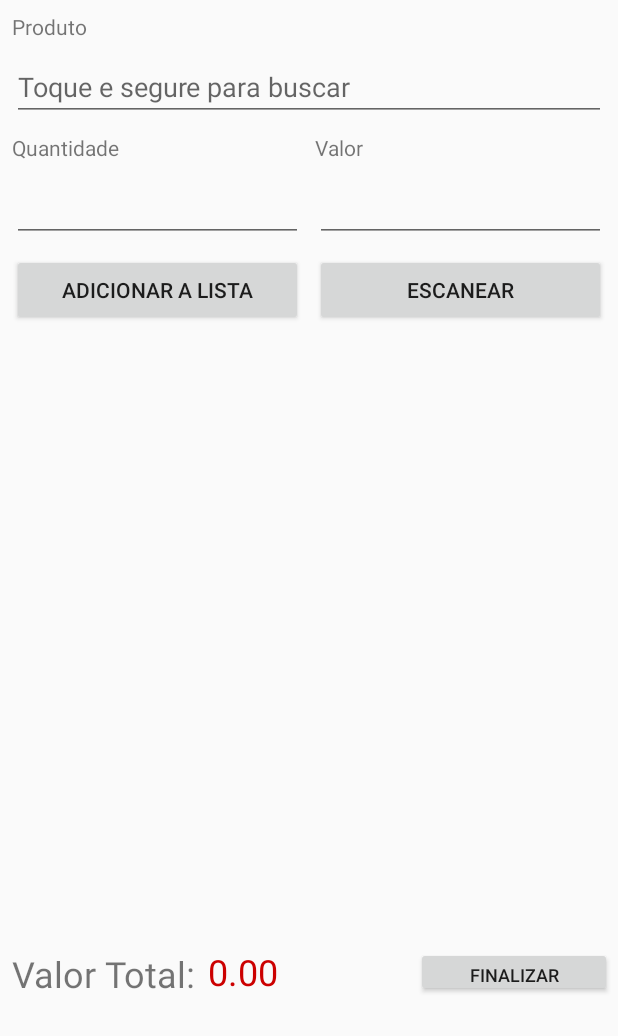
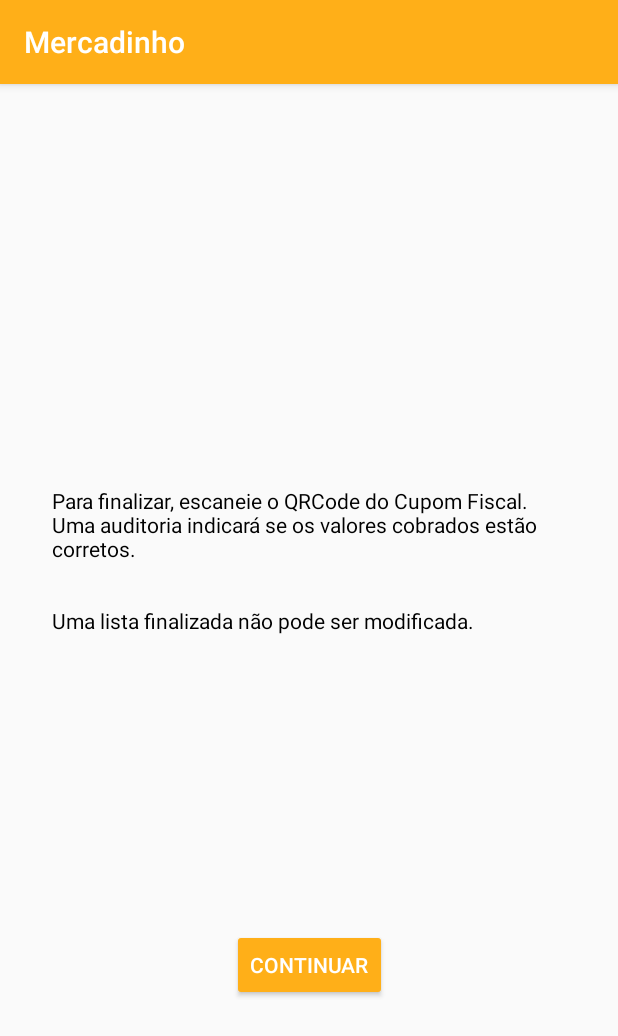
Before and after one commit to ruanstaron/Mercadinho, an Android app: the CompraActivity screen opened directly, with no data from a screen before it, after a tap on "FINALIZAR", on a phone screen of 412 x 824 dp. Shown: the top 1036 px of the screen. Run offline under Robolectric (Android 15) with nearby library versions, the phone set to English and light mode, and no system bars; libraries missing offline, so code that uses them is left out: org.greenrobot.greendao; 14 statements that could not run were skipped.

Commit message:
Tela informativa de conferência

```diff
--- a/app/src/main/AndroidManifest.xml
+++ b/app/src/main/AndroidManifest.xml
@@ -27,7 +27,8 @@
         <activity android:name=".activities.ListaActivity" />
         <activity android:name=".activities.LoginActivity" />
         <activity android:name=".activities.BuscaProdutosActivity" />
-        <activity android:name=".activities.CadastroActivity"></activity>
+        <activity android:name=".activities.CadastroActivity" />
+        <activity android:name=".activities.ConferenciaActivity"></activity>
     </application>
 
 </manifest>
--- a/app/src/main/java/com/example/ruanstaron/mercadinho/Cupom.java
+++ b/app/src/main/java/com/example/ruanstaron/mercadinho/Cupom.java
@@ -1,6 +1,4 @@
 package com.example.ruanstaron.mercadinho;
-
-import android.util.Log;
 
 import com.example.ruanstaron.mercadinho.db.DaoMaster;
 import com.example.ruanstaron.mercadinho.db.Lista_de_produtos;
@@ -45,7 +43,7 @@ public class Cupom {
         }
         return produtos;
     }
-    //Retorna um Array com todos os produtos
+    //Retorna uma Lista com todos os produtos
     public List<Lista_de_produtos> getProdutosDoCupomFiscal(String qrCode) throws IOException {
         List<Lista_de_produtos> lista_de_produtos = new ArrayList<>();
         Document doc = getHtml(qrCode);
--- a/app/src/main/java/com/example/ruanstaron/mercadinho/activities/CompraActivity.java
+++ b/app/src/main/java/com/example/ruanstaron/mercadinho/activities/CompraActivity.java
@@ -4,14 +4,12 @@ import android.app.Dialog;
 import android.content.DialogInterface;
 import android.content.Intent;
 import android.os.Bundle;
-import android.os.StrictMode;
 import android.support.v4.app.DialogFragment;
 import android.support.v7.app.AlertDialog;
 import android.support.v7.app.AppCompatActivity;
 import android.support.v7.view.ActionMode;
 import android.support.v7.widget.PopupMenu;
 import android.text.InputType;
-import android.util.Log;
 import android.view.Menu;
 import android.view.MenuItem;
 import android.view.View;
@@ -24,22 +22,17 @@ import android.widget.TextView;
 import android.widget.Toast;
 
 import com.example.ruanstaron.mercadinho.Banco;
-import com.example.ruanstaron.mercadinho.Cupom;
 import com.example.ruanstaron.mercadinho.R;
 import com.example.ruanstaron.mercadinho.adapters.CompraAdapter;
 import com.example.ruanstaron.mercadinho.db.DaoMaster;
 import com.example.ruanstaron.mercadinho.db.DaoSession;
 import com.example.ruanstaron.mercadinho.db.Lista;
 import com.example.ruanstaron.mercadinho.db.Lista_de_produtos;
-import com.example.ruanstaron.mercadinho.db.Lista_de_produtosDao;
-import com.example.ruanstaron.mercadinho.db.Mercado;
 import com.example.ruanstaron.mercadinho.db.Produto;
 import com.example.ruanstaron.mercadinho.db.ProdutoDao;
 import com.google.zxing.integration.android.IntentIntegrator;
 import com.google.zxing.integration.android.IntentResult;
 
-import java.io.IOException;
-import java.util.ArrayList;
 import java.util.List;
 
 public class CompraActivity extends AppCompatActivity implements ActionMode.Callback, OnClickListener, AdapterView.OnItemLongClickListener, PopupMenu.OnMenuItemClickListener {
@@ -587,10 +580,15 @@ public class CompraActivity extends AppCompatActivity implements ActionMode.Call
     }
 
     public void LerQrCode(){
-        StrictMode.ThreadPolicy policy = new StrictMode.ThreadPolicy.Builder().permitAll().build();
+        Intent intentConf = new Intent(this, ConferenciaActivity.class);
+        intentConf.putExtra("id_lista", lista.getId());
+        startActivity(intentConf);
+
+
+       /* StrictMode.ThreadPolicy policy = new StrictMode.ThreadPolicy.Builder().permitAll().build();
         StrictMode.setThreadPolicy(policy);
         String qrcode = "http://www.dfeportal.fazenda.pr.gov.br/dfe-portal/rest/servico/consultaNFCe?chNFe=41180376189406003656651140000948921252055427&nVersao=100&tpAmb=1&cDest=08279105921&dhEmi=323031382d30332d32355432303a35353a34322d30333a3030&vNF=21.46&vICMS=0.00&digVal=6a6278736a4b76436c48326a665a4b41576e4b507a57502b4b45593d&cIdToken=000001&cHashQRCode=8BB01F046FD53207E1176D3CAA705B5F3A5742AE";
-        Cupom cupom = new Cupom(master);
+        Cupom cupom = new Cupom(master);*/
         /*Mercado mercado = new Mercado();
         try {
             mercado = cupom.getMercado(qrcode);
--- /dev/null
+++ b/app/src/main/java/com/example/ruanstaron/mercadinho/activities/ConferenciaActivity.java
@@ -0,0 +1,96 @@
+package com.example.ruanstaron.mercadinho.activities;
+
+import android.content.Intent;
+import android.os.Bundle;
+import android.support.v7.app.AppCompatActivity;
+import android.util.Log;
+import android.view.View;
+import android.widget.Button;
+
+import com.example.ruanstaron.mercadinho.Banco;
+import com.example.ruanstaron.mercadinho.Cupom;
+import com.example.ruanstaron.mercadinho.R;
+import com.example.ruanstaron.mercadinho.db.DaoMaster;
+import com.example.ruanstaron.mercadinho.db.DaoSession;
+import com.example.ruanstaron.mercadinho.db.ListaDao;
+import com.example.ruanstaron.mercadinho.db.Lista_de_produtos;
+import com.google.zxing.integration.android.IntentIntegrator;
+import com.google.zxing.integration.android.IntentResult;
+
+import java.io.IOException;
+import java.util.List;
+
+public class ConferenciaActivity extends AppCompatActivity {
+
+    private Button btnConferir;
+
+    private DaoMaster.DevOpenHelper helper;
+    private DaoMaster master;
+    private DaoSession session;
+    private ListaDao listaDao;
+    private Banco banco;
+
+    private List<Lista_de_produtos> comprasSelecionadas;
+    private String  urlSEFAZ;
+
+    @Override
+    protected void onCreate(Bundle savedInstanceState) {
+        super.onCreate(savedInstanceState);
+        setContentView(R.layout.activity_conferencia);
+
+        int idLista =  getIntent().getIntExtra("id_lista", -1);
+
+
+        inicializarComponentes();
+        inicializarBanco();
+
+        comprasSelecionadas = banco.carregaCompras(idLista);
+    }
+
+    private void inicializarComponentes(){
+        btnConferir = ((Button) findViewById(R.id.btnConferir));
+        btnConferir.setOnClickListener(new View.OnClickListener() {
+            @Override
+            public void onClick(View v) {
+                IntentIntegrator scanIntegrator = new IntentIntegrator(ConferenciaActivity.this);
+                scanIntegrator.setTitle("Escanear Cupom Fiscal");
+                scanIntegrator.setMessage("Escaneie o cupom fiscal da compra");
+                scanIntegrator.initiateScan();
+            }
+        });
+    }
+
+    private void inicializarBanco(){
+        helper = new DaoMaster.DevOpenHelper(this, "mercadinho-db");
+        master = new DaoMaster(helper.getWritableDatabase());
+        session = master.newSession();
+        banco = new Banco(session);
+    }
+
+    @Override
+    protected void onActivityResult(int requestCode, int resultCode, Intent data) {
+        IntentResult scanningResult = IntentIntegrator.parseActivityResult(requestCode, resultCode, data);
+
+        if(scanningResult != null){
+            urlSEFAZ = scanningResult.getContents();
+
+            Cupom cupom = new Cupom(master);
+
+            try {
+                List<Lista_de_produtos> compras = cupom.getProdutosDoCupomFiscal(urlSEFAZ);
+
+                /*for (Lista_de_produtos compra : compras) {
+                    for(Lista_de_produtos compraSelecionada: comprasSelecionadas){
+                        if(compra){}
+                    }
+                }*/
+
+                for(Lista_de_produtos compra: compras){
+                    Log.i("PRODUTO", String.valueOf(compra.getCod_barras()));
+                }
+            } catch (IOException e) {
+                e.printStackTrace();
+            }
+        }
+    }
+}
--- /dev/null
+++ b/app/src/main/res/layout/activity_conferencia.xml
@@ -0,0 +1,38 @@
+<?xml version="1.0" encoding="utf-8"?>
+<android.support.constraint.ConstraintLayout xmlns:android="http://schemas.android.com/apk/res/android"
+    xmlns:app="http://schemas.android.com/apk/res-auto"
+    xmlns:tools="http://schemas.android.com/tools"
+    android:layout_width="match_parent"
+    android:layout_height="match_parent"
+    tools:context=".activities.ConferenciaActivity">
+
+    <TextView
+        android:id="@+id/tvConferenciaInfo"
+        android:layout_width="345dp"
+        android:layout_height="138dp"
+        android:layout_marginEnd="8dp"
+        android:layout_marginStart="8dp"
+        android:layout_marginTop="268dp"
+        android:text="Para finalizar, escaneie o QRCode do Cupom Fiscal.\nUma auditoria indicará se os valores cobrados estão corretos.\n\n\nUma lista finalizada não pode ser modificada."
+        android:textColor="#000000"
+        app:layout_constraintEnd_toEndOf="parent"
+        app:layout_constraintHorizontal_bias="0.521"
+        app:layout_constraintStart_toStartOf="parent"
+        app:layout_constraintTop_toTopOf="parent" />
+
+    <Button
+        android:id="@+id/btnConferir"
+        android:layout_width="wrap_content"
+        android:layout_height="wrap_content"
+        android:layout_marginBottom="8dp"
+        android:layout_marginEnd="8dp"
+        android:layout_marginStart="8dp"
+        android:layout_marginTop="8dp"
+        android:backgroundTint="@color/colorOrange"
+        android:text="Continuar"
+        android:textColor="@android:color/background_light"
+        app:layout_constraintBottom_toBottomOf="parent"
+        app:layout_constraintEnd_toEndOf="parent"
+        app:layout_constraintStart_toStartOf="parent"
+        app:layout_constraintTop_toBottomOf="@+id/tvConferenciaInfo" />
+</android.support.constraint.ConstraintLayout>
```
Also changed, not shown: app/build.gradle (line endings or trailing spaces).
